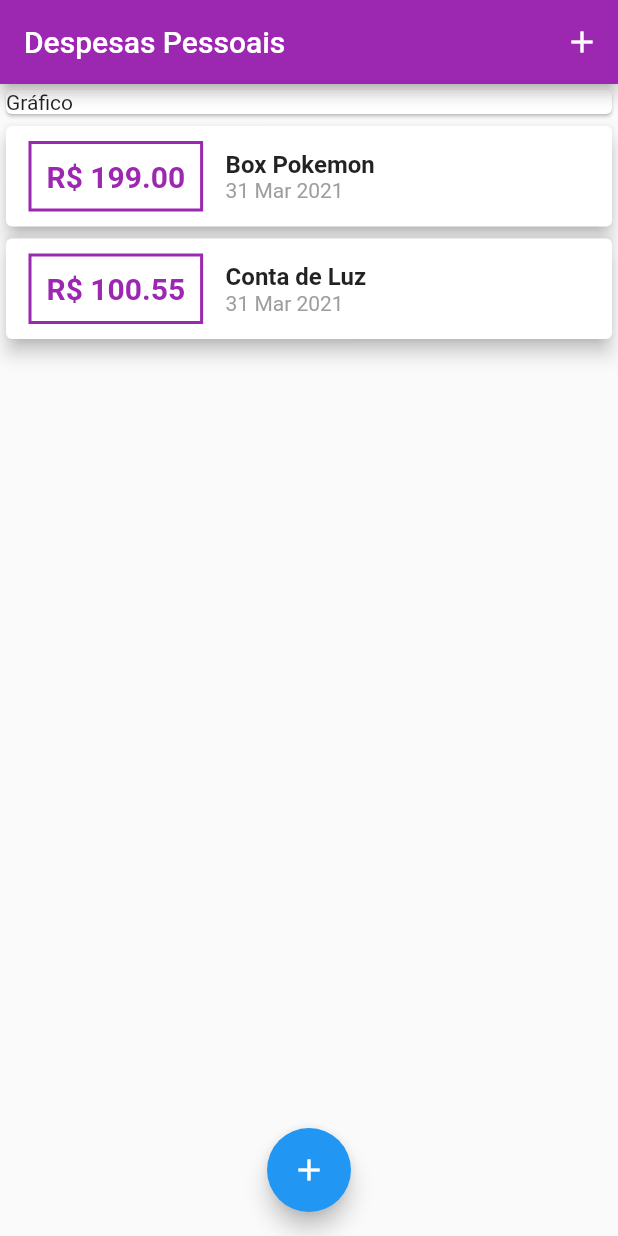
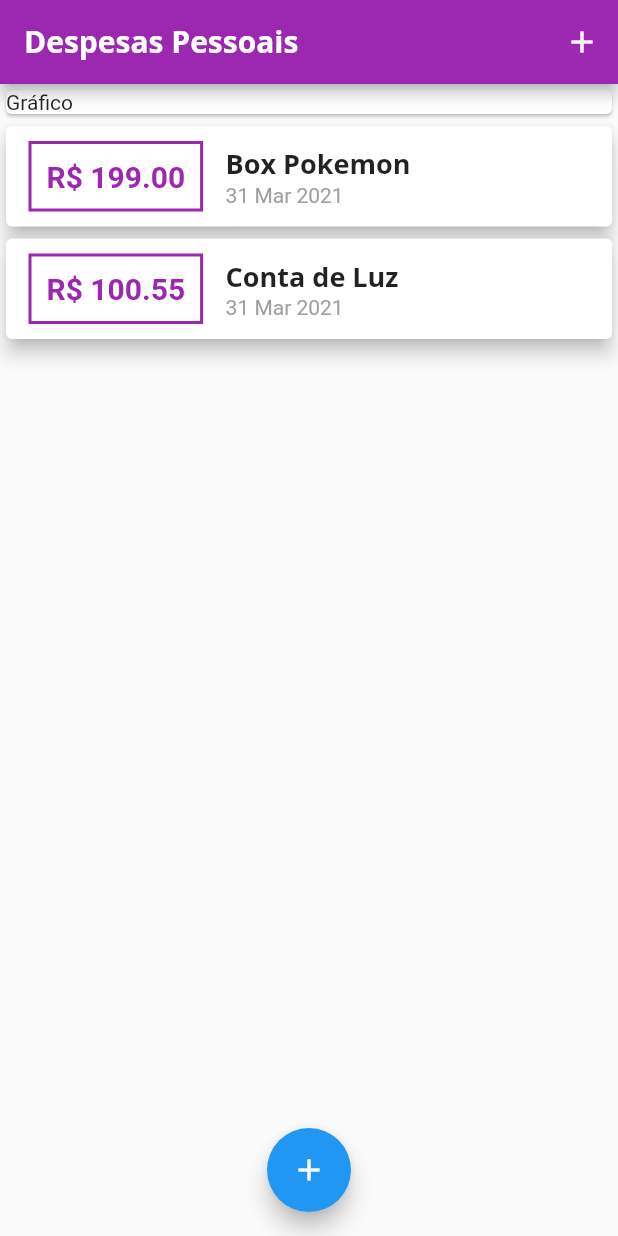
Before and after one commit to phcbarros/Flutter, a Flutter app: the screen it shows after launch, on a phone screen of 412 x 824 dp. Run offline on Flutter 3.47's test engine with Material 2 defaults, Android fonts, the phone set to English and light mode, and no system bars.

Commit message:
Curso Flutter - 04 Construindo App Real (Despesas Pessoais) - 106  Fontes Personalizadas e Theme

```diff
--- a/curso_flutter/expenses/lib/components/transaction_list.dart
+++ b/curso_flutter/expenses/lib/components/transaction_list.dart
@@ -42,8 +42,7 @@
                   children: [
                     Text(
                       tr.title,
-                      style: TextStyle(
-                          fontWeight: FontWeight.bold, fontSize: 16),
+                      style: Theme.of(context).textTheme.headline6,
                     ),
                     Text(
                       DateFormat('d MMM y').format(tr.date),
--- a/curso_flutter/expenses/lib/main.dart
+++ b/curso_flutter/expenses/lib/main.dart
@@ -16,7 +16,24 @@
       home: MyHomePage(),
       theme: ThemeData(
         primarySwatch: Colors.purple,
-        accentColor: Colors.blue
+        accentColor: Colors.blue,
+        fontFamily: 'Quicksand',
+        textTheme: ThemeData.light().textTheme.copyWith(
+          headline6:  TextStyle(
+              fontFamily: 'OpenSans',
+              fontSize: 18,
+              fontWeight: FontWeight.bold
+            ),
+        ),
+        appBarTheme: AppBarTheme(
+          textTheme: ThemeData.light().textTheme.copyWith(
+            headline6: TextStyle(
+              fontFamily: 'OpenSans',
+              fontSize: 20,
+              fontWeight: FontWeight.bold
+            ),
+          ),
+        )
       ),
     );
   }
```
Also changed, not shown: curso_flutter/expenses/pubspec.yaml (+11 -6 lines), curso_flutter/expenses/assets/fonts/OpenSans-Bold.ttf (added), curso_flutter/expenses/assets/fonts/OpenSans-Regular.ttf (added), curso_flutter/expenses/assets/fonts/Quicksand-Bold.ttf (added), curso_flutter/expenses/assets/fonts/Quicksand-Light.ttf (added), curso_flutter/expenses/assets/fonts/Quicksand-Medium.ttf (added), curso_flutter/expenses/assets/fonts/Quicksand-Regular.ttf (added).
